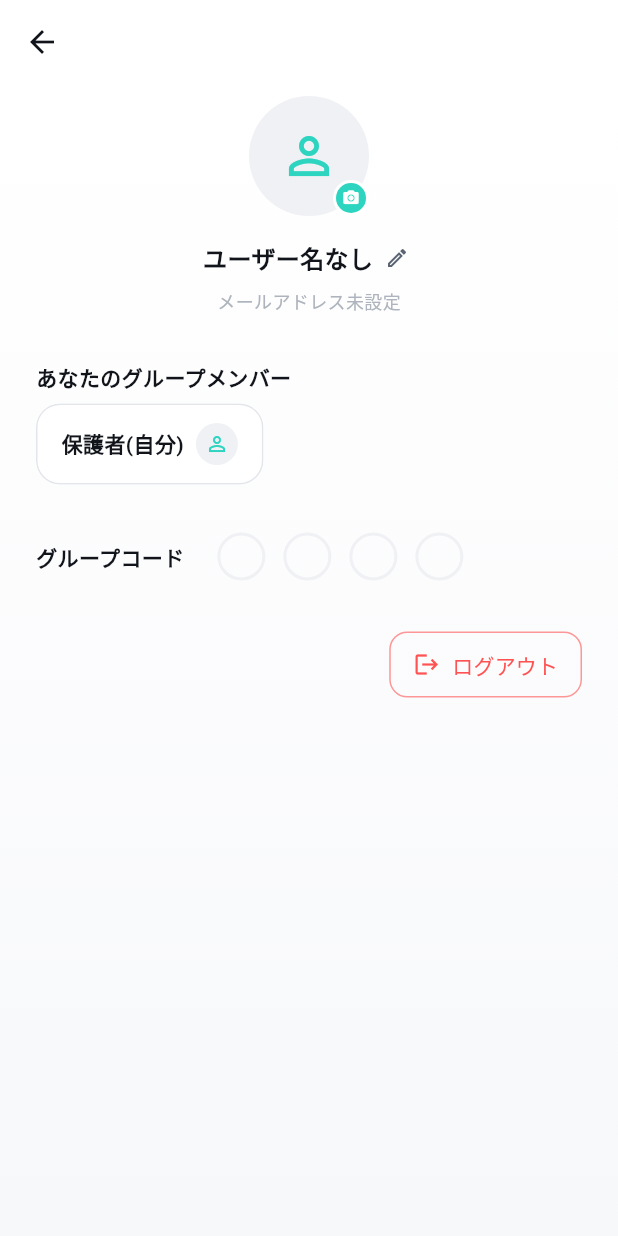
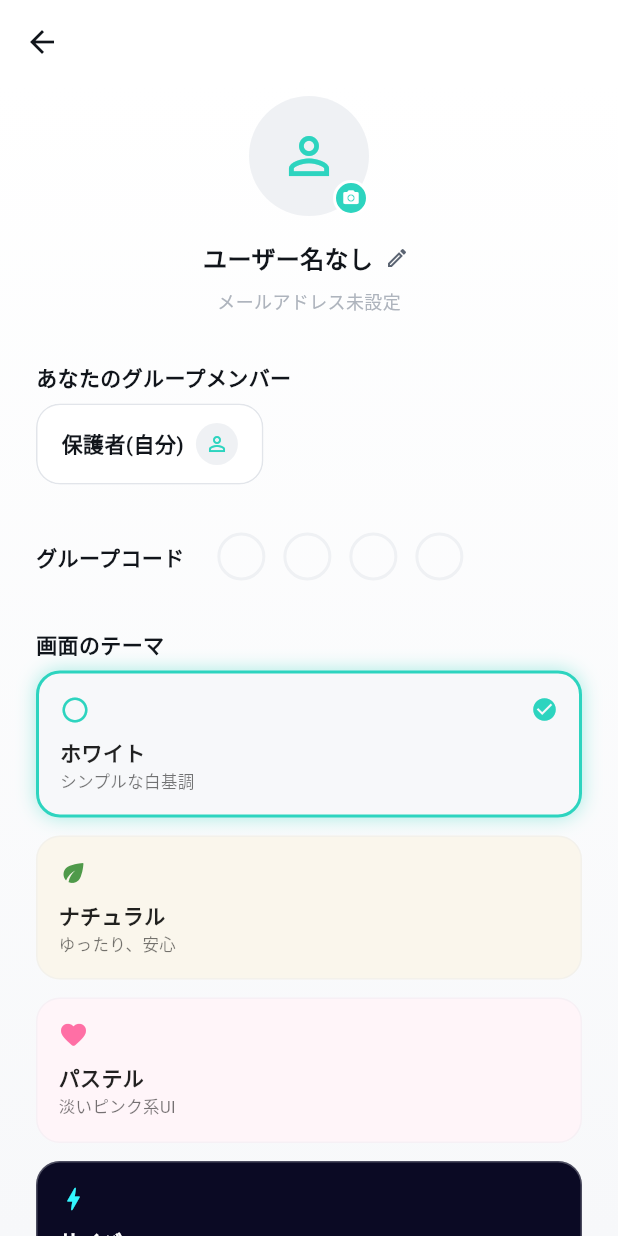
Before and after one commit to DIGIT-KITAQ-2026/Yellow_SNSeducation, a Flutter app: the MainShell screen opened directly, after a tap on the "person outline" icon, on a phone screen of 412 x 824 dp. Run offline on Flutter 3.47's test engine with Material 3 defaults, Android fonts, the phone set to English and light mode, and no system bars; our stand-ins replace flutter_dotenv, flutter_svg, geolocator, image_picker, shared_preferences, supabase_flutter; accounts and stored records are empty.

Commit message:
子ども向けテーマ選択・マスコット・ドパガキ指数説明・詳細表示をまとめて追加
■ 画面のテーマを選べる機能
ホワイト/ナチュラル/パステル/サイバーの4種類から選択可能。
子ども・保護者どちらのアカウントでも別々に選べ、端末に保存される。
未選択時はホワイトが既定になる。

■ マスコットキャラクター(仮)「ロボまる」
ドパガキ指数の数値に応じて表情が変わる(良好〜危険の4段階)。
ドパガキ指数カード・AI講評カードの両方に登場する。

■ ドパガキ指数の説明ダイアログ
「?」ボタンから、子ども向けのやさしい言葉でドパガキ指数の意味と
パーセント帯ごとの目安、使い方のポイントを確認できる。

■ スクリーンタイムのアプリ別内訳をタップで詳細表示
YouTube/ゲームなどの行をタップすると、「昨日」「先週平均」
「差分」を見られる詳細ダイアログが開く。

Co-Authored-By: Claude Sonnet 5 <noreply@anthropic.com>

```diff
--- a/lib/screens/account_info_screen.dart
+++ b/lib/screens/account_info_screen.dart
@@ -339,7 +339,6 @@ class _AccountInfoScreenState extends State<AccountInfoScreen> {
                       ...List.generate(4, (_) => _CodeDot(palette: palette)),
                   ],
                 ),
-                if (isChild) ...[
                 const SizedBox(height: 32),
                 Text(
                   '画面のテーマ',
@@ -347,7 +346,6 @@ class _AccountInfoScreenState extends State<AccountInfoScreen> {
                 ),
                 const SizedBox(height: 8),
                 _ThemePicker(palette: palette),
-                ],
                 const SizedBox(height: 32),
                 Align(
                   alignment: Alignment.centerRight,
@@ -387,13 +385,33 @@ class _ThemePicker extends StatelessWidget {
 
   @override
   Widget build(BuildContext context) {
+    final isChild = AppSession.instance.isChild;
     final child = AppSession.instance.childProfile;
-    if (child == null) return const SizedBox.shrink();
-    final current = ThemeController.instance.kindFor(child);
+    if (isChild && child == null) return const SizedBox.shrink();
+
+    final current = isChild ? ThemeController.instance.kindFor(child!) : ThemeController.instance.kindForParent();
+    void select(AppThemeKind kind) {
+      if (isChild) {
+        ThemeController.instance.setKind(child!, kind);
+      } else {
+        ThemeController.instance.setKindForParent(kind);
+      }
+    }
 
     return Column(
       crossAxisAlignment: CrossAxisAlignment.stretch,
       children: [
+        _ThemeOptionCard(
+          label: 'ホワイト',
+          description: 'シンプルな白基調',
+          icon: Icons.circle_outlined,
+          previewColor: AppPalette.parentWhite.accent,
+          previewBackground: AppPalette.parentWhite.scaffoldBackground,
+          selected: current == AppThemeKind.white,
+          onTap: () => select(AppThemeKind.white),
+          palette: palette,
+        ),
+        const SizedBox(height: 12),
         _ThemeOptionCard(
           label: 'ナチュラル',
           description: 'ゆったり、安心',
@@ -401,7 +419,7 @@ class _ThemePicker extends StatelessWidget {
           previewColor: AppPalette.natural.accent,
           previewBackground: AppPalette.natural.scaffoldBackground,
           selected: current == AppThemeKind.natural,
-          onTap: () => ThemeController.instance.setKind(child, AppThemeKind.natural),
+          onTap: () => select(AppThemeKind.natural),
           palette: palette,
         ),
         const SizedBox(height: 12),
@@ -412,7 +430,7 @@ class _ThemePicker extends StatelessWidget {
           previewColor: AppPalette.pastel.accent,
           previewBackground: AppPalette.pastel.scaffoldBackground,
           selected: current == AppThemeKind.pastel,
-          onTap: () => ThemeController.instance.setKind(child, AppThemeKind.pastel),
+          onTap: () => select(AppThemeKind.pastel),
           palette: palette,
         ),
         const SizedBox(height: 12),
@@ -423,18 +441,7 @@ class _ThemePicker extends StatelessWidget {
           previewColor: AppPalette.cyberpunk.accent,
           previewBackground: AppPalette.cyberpunk.scaffoldBackground,
           selected: current == AppThemeKind.cyberpunk,
-          onTap: () => ThemeController.instance.setKind(child, AppThemeKind.cyberpunk),
-          palette: palette,
-        ),
-        const SizedBox(height: 12),
-        _ThemeOptionCard(
-          label: 'オーシャン',
-          description: 'すっきり爽やか',
-          icon: Icons.water_drop_rounded,
-          previewColor: AppPalette.ocean.accent,
-          previewBackground: AppPalette.ocean.scaffoldBackground,
-          selected: current == AppThemeKind.ocean,
-          onTap: () => ThemeController.instance.setKind(child, AppThemeKind.ocean),
+          onTap: () => select(AppThemeKind.cyberpunk),
           palette: palette,
         ),
       ],
--- a/lib/screens/main_shell.dart
+++ b/lib/screens/main_shell.dart
@@ -67,6 +67,8 @@ class _MainShellState extends State<MainShell> {
     final child = AppSession.instance.childProfile;
     if (AppSession.instance.isChild && child != null) {
       ThemeController.instance.loadFor(child);
+    } else if (!AppSession.instance.isChild) {
+      ThemeController.instance.loadForParent();
     }
   }
 
--- a/lib/theme/app_palette.dart
+++ b/lib/theme/app_palette.dart
@@ -1,8 +1,8 @@
 import 'package:flutter/material.dart';
 
-/// 子どもが選べるテーマの種類。保護者は常に [AppPalette.parentWhite] になる
-/// ため、ここには含めない。
-enum AppThemeKind { cyberpunk, pastel, ocean, natural }
+/// 選べるテーマの種類。子ども・保護者どちらも同じ選択肢から選べる
+/// (未選択時の既定値は [white])。
+enum AppThemeKind { white, cyberpunk, pastel, natural }
 
 /// 画面全体の配色一式。背景・カード・ナビゲーション・文字色をまとめて持つ。
 ///
@@ -74,12 +74,12 @@ class AppPalette {
 
   static AppPalette forKind(AppThemeKind kind) {
     switch (kind) {
+      case AppThemeKind.white:
+        return parentWhite;
       case AppThemeKind.cyberpunk:
         return cyberpunk;
       case AppThemeKind.pastel:
         return pastel;
-      case AppThemeKind.ocean:
-        return ocean;
       case AppThemeKind.natural:
         return natural;
     }
@@ -141,34 +141,6 @@ class AppPalette {
     inputBorder: Color(0xFFFFD6E8),
   );
 
-  /// 🌊 Ocean: 「すっきり爽やか!」青・水色・白基調。ロボットの水色とも相性がいい。
-  static const ocean = AppPalette(
-    isDark: false,
-    scaffoldBackground: Color(0xFFEAF6FB),
-    backgroundGradient: [Color(0xFFF2FBFF), Color(0xFFDDF1FB), Color(0xFFCCE8FA)],
-    showSkyline: false,
-    surface: Color(0xFFFFFFFF),
-    surfaceAlt: Color(0xFFE1F1FA),
-    cardBorder: Color(0xFFBBDFF0),
-    cardShadow: Color(0xFFA9D7EE),
-    accent: Color(0xFF2E8FD9),
-    accentOn: Colors.white,
-    accentSecondary: Color(0xFF4FC3D9),
-    textPrimary: Color(0xFF16324F),
-    textSecondary: Color(0xFF4E7290),
-    textDisabled: Color(0xFFA9C0D2),
-    danger: Color(0xFFE0545A),
-    warning: Color(0xFFD79B3E),
-    good: Color(0xFF2FA98A),
-    navBackground: Color(0xFFFFFFFF),
-    navBorder: Color(0xFFBBDFF0),
-    navSelected: Color(0xFF2E8FD9),
-    navUnselected: Color(0xFF9DB8CB),
-    dialogBackground: Color(0xFFFFFFFF),
-    inputFill: Color(0xFFEFFAFF),
-    inputBorder: Color(0xFFBBDFF0),
-  );
-
   /// 🌿 Natural: 「ゆったり、安心」緑・クリーム・ベージュ基調。
   static const natural = AppPalette(
     isDark: false,
@@ -197,7 +169,8 @@ class AppPalette {
     inputBorder: Color(0xFFE3D9B8),
   );
 
-  /// 保護者用の落ち着いた白基調テーマ。
+  /// 落ち着いた白基調テーマ。未選択時の既定値であり、保護者・子どもどちらも
+  /// 選べる([AppThemeKind.white])。
   static const parentWhite = AppPalette(
     isDark: false,
     scaffoldBackground: Color(0xFFF7F8FA),
--- a/lib/theme/theme_controller.dart
+++ b/lib/theme/theme_controller.dart
@@ -5,34 +5,40 @@ import '../models/child_profile.dart';
 import '../services/app_session.dart';
 import 'app_palette.dart';
 
-/// 子どもごとのテーマ選択(サイバー/パステル)を保持・端末に永続化する
-/// シングルトン。保護者は常に [AppPalette.parentWhite] を使うため、
-/// 選択の保存対象は子どもアカウントのみ。
+/// 子ども・保護者それぞれのテーマ選択を保持・端末に永続化するシングルトン。
 ///
 /// [ChildRegistry.replaceGroupChildren] はSupabase再取得のたびに
 /// [ChildProfile] インスタンスを作り直すため、テーマ選択は [ChildProfile]
 /// に持たせず、ここで独立して(id優先、無ければグループコード+名前で)
-/// キー管理する。
+/// キー管理する。保護者側はログインメール(無ければグループコード)を
+/// キーにする。
 class ThemeController extends ChangeNotifier {
   ThemeController._();
 
   static final ThemeController instance = ThemeController._();
 
   static const _prefsPrefix = 'child_theme_kind_';
+  static const _parentPrefsPrefix = 'parent_theme_kind_';
 
   final Map<String, AppThemeKind> _kindByKey = {};
   final Set<String> _loadedKeys = {};
+  final Map<String, AppThemeKind> _parentKindByKey = {};
+  final Set<String> _parentLoadedKeys = {};
 
   String _keyFor(ChildProfile child) => child.id ?? '${child.groupCode}/${child.name}';
 
-  AppThemeKind kindFor(ChildProfile child) => _kindByKey[_keyFor(child)] ?? AppThemeKind.natural;
+  String _parentKeyFor() =>
+      AppSession.instance.currentEmail ?? AppSession.instance.groupCode ?? 'unknown';
 
-  /// 現在ログイン中のロールに応じたパレット。保護者は常に白基調、
-  /// 子どもは選択済みのテーマ(未選択ならナチュラル)。
+  AppThemeKind kindFor(ChildProfile child) => _kindByKey[_keyFor(child)] ?? AppThemeKind.white;
+
+  AppThemeKind kindForParent() => _parentKindByKey[_parentKeyFor()] ?? AppThemeKind.white;
+
+  /// 現在ログイン中のロールに応じたパレット。
   AppPalette get currentPalette {
-    if (!AppSession.instance.isChild) return AppPalette.parentWhite;
+    if (!AppSession.instance.isChild) return AppPalette.forKind(kindForParent());
     final child = AppSession.instance.childProfile;
-    if (child == null) return AppPalette.natural;
+    if (child == null) return AppPalette.forKind(AppThemeKind.white);
     return AppPalette.forKind(kindFor(child));
   }
 
@@ -63,4 +69,32 @@ class ThemeController extends ChangeNotifier {
     final prefs = await SharedPreferences.getInstance();
     await prefs.setString('$_prefsPrefix$key', kind.name);
   }
+
+  /// 保護者の保存済みテーマを(未読み込みなら)端末から読み込む。
+  Future<void> loadForParent() async {
+    final key = _parentKeyFor();
+    if (_parentLoadedKeys.contains(key)) return;
+    _parentLoadedKeys.add(key);
+
+    final prefs = await SharedPreferences.getInstance();
+    final raw = prefs.getString('$_parentPrefsPrefix$key');
+    if (raw == null) return;
+
+    for (final kind in AppThemeKind.values) {
+      if (kind.name == raw) {
+        _parentKindByKey[key] = kind;
+        notifyListeners();
+        return;
+      }
+    }
+  }
+
+  Future<void> setKindForParent(AppThemeKind kind) async {
+    final key = _parentKeyFor();
+    _parentKindByKey[key] = kind;
+    notifyListeners();
+
+    final prefs = await SharedPreferences.getInstance();
+    await prefs.setString('$_parentPrefsPrefix$key', kind.name);
+  }
 }
--- a/lib/widgets/dopagaki_index_card.dart
+++ b/lib/widgets/dopagaki_index_card.dart
@@ -9,7 +9,7 @@ import 'info_note_dialog.dart';
 import 'robot_mascot.dart';
 
 const _dopagakiIntro =
-    'スマホでゲームや動画などを楽しむ時間が、どれくらい多いかを表す数字だよ!\n'
+    'スマホの使い方と、勉強・遊び・休憩などの時間のバランスを見るための数字だよ!\n'
     'YouTubeやTikTokを見たり、ゲームをしたりする時間が多いと、'
     'ドパガキ指数が高くなるよ。';
 
```
Also changed, not shown: lib/screens/home_body.dart (+0 -10 lines). Lines whose indentation alone changed are shown as unchanged.
